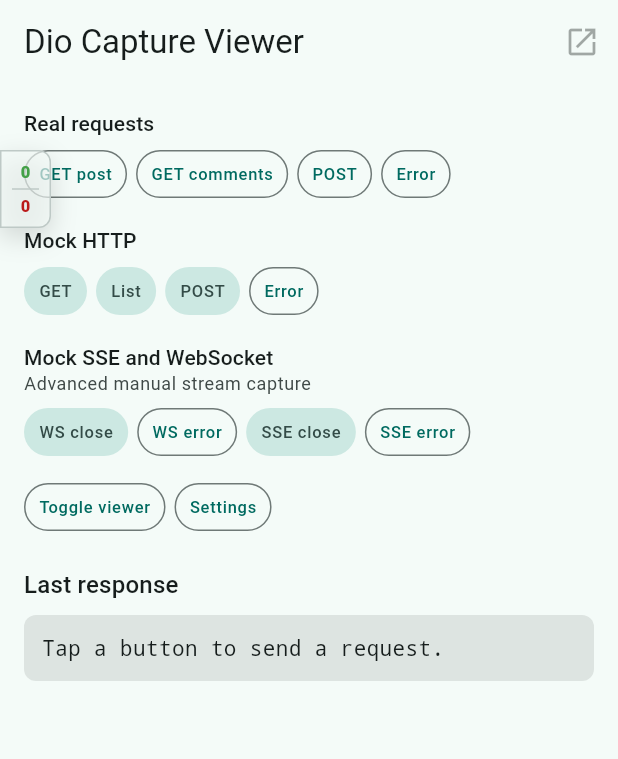
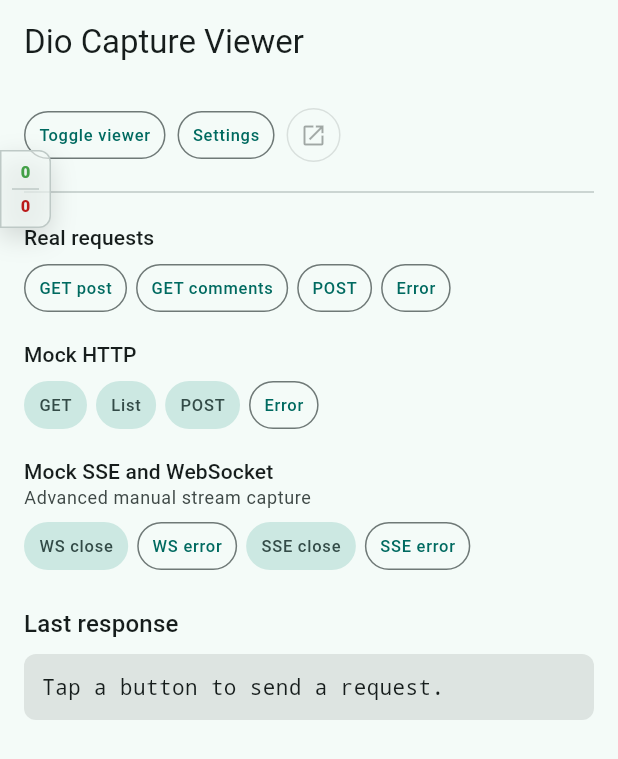
Before and after one commit to seapeak233/dio_capture_viewer, a Flutter app: the screen it shows after launch, on a phone screen of 412 x 824 dp. Shown: the top 759 px of the screen. Run offline on Flutter 3.47's test engine with Material 3 defaults, Android fonts, the phone set to English and light mode, and no system bars; drawn by our look-alikes of toastification; our stand-ins replace dio, open_filex; missing offline and left inert: file_saver.

Commit message:
feat: promote package to 1.0.0

```diff
--- a/example/lib/main.dart
+++ b/example/lib/main.dart
@@ -225,25 +225,43 @@
   @override
   Widget build(BuildContext context) {
     return Scaffold(
-      appBar: AppBar(
-        title: const Text('Dio Capture Viewer'),
-        actions: [
+      appBar: AppBar(title: const Text('Dio Capture Viewer')),
+      body: ListView(
+        padding: const EdgeInsets.all(16),
+        children: [
+          Wrap(
+            spacing: 8,
+            runSpacing: 8,
+            crossAxisAlignment: WrapCrossAlignment.center,
+            children: [
+              _SmallButton(
+                label: 'Toggle viewer',
+                onPressed: () => captureController.store.togglePanel(),
+              ),
+              _SmallButton(label: 'Settings', onPressed: _openSettings),
               ValueListenableBuilder<String?>(
                 valueListenable: lastExportedLogPath,
                 builder: (context, filePath, _) {
                   final canOpen = filePath != null && filePath.isNotEmpty;
-              return IconButton(
-                tooltip: canOpen ? 'Open exported log' : 'No exported log yet',
-                onPressed: canOpen ? () => _openExportedLog(filePath) : null,
-                icon: const Icon(Icons.open_in_new),
+                  return SizedBox.square(
+                    dimension: 36,
+                    child: IconButton.outlined(
+                      tooltip: canOpen
+                          ? 'Open exported log'
+                          : 'No exported log yet',
+                      onPressed: canOpen
+                          ? () => _openExportedLog(filePath)
+                          : null,
+                      icon: const Icon(Icons.open_in_new, size: 18),
+                    ),
                   );
                 },
               ),
             ],
           ),
-      body: ListView(
-        padding: const EdgeInsets.all(16),
-        children: [
+          const SizedBox(height: 12),
+          const Divider(),
+          const SizedBox(height: 12),
           _ButtonGroup(
             title: 'Real requests',
             children: [
@@ -338,18 +356,6 @@
                 label: 'SSE error',
                 onPressed: () => _mockSse(closeNormally: false),
               ),
-            ],
-          ),
-          const SizedBox(height: 18),
-          Wrap(
-            spacing: 6,
-            runSpacing: 6,
-            children: [
-              _SmallButton(
-                label: 'Toggle viewer',
-                onPressed: () => captureController.store.togglePanel(),
-              ),
-              _SmallButton(label: 'Settings', onPressed: _openSettings),
             ],
           ),
           const SizedBox(height: 24),
--- a/pubspec.yaml
+++ b/pubspec.yaml
@@ -1,6 +1,6 @@
 name: dio_capture_viewer
 description: A lightweight in-app Dio request capture viewer with a floating Flutter UI for debug and QA builds.
-version: 0.2.0
+version: 1.0.0
 repository: https://github.com/seapeak233/dio_capture_viewer
 topics:
   - dio
```
Also changed, not shown: 1 other file. Lines whose indentation alone changed are shown as unchanged.
